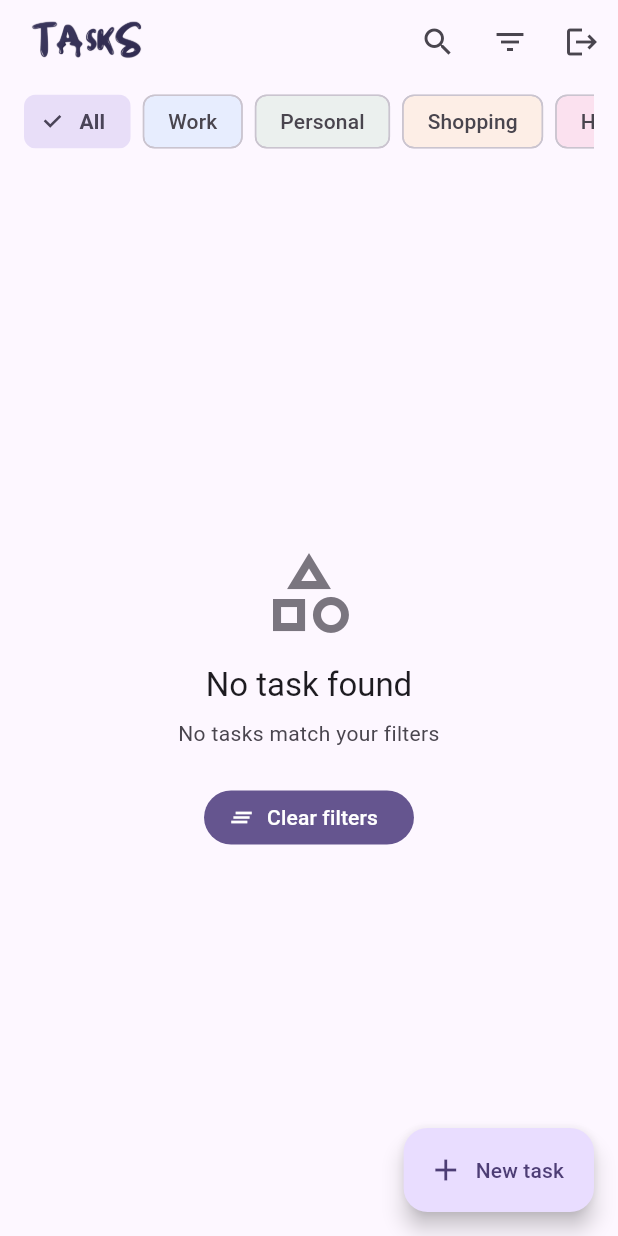
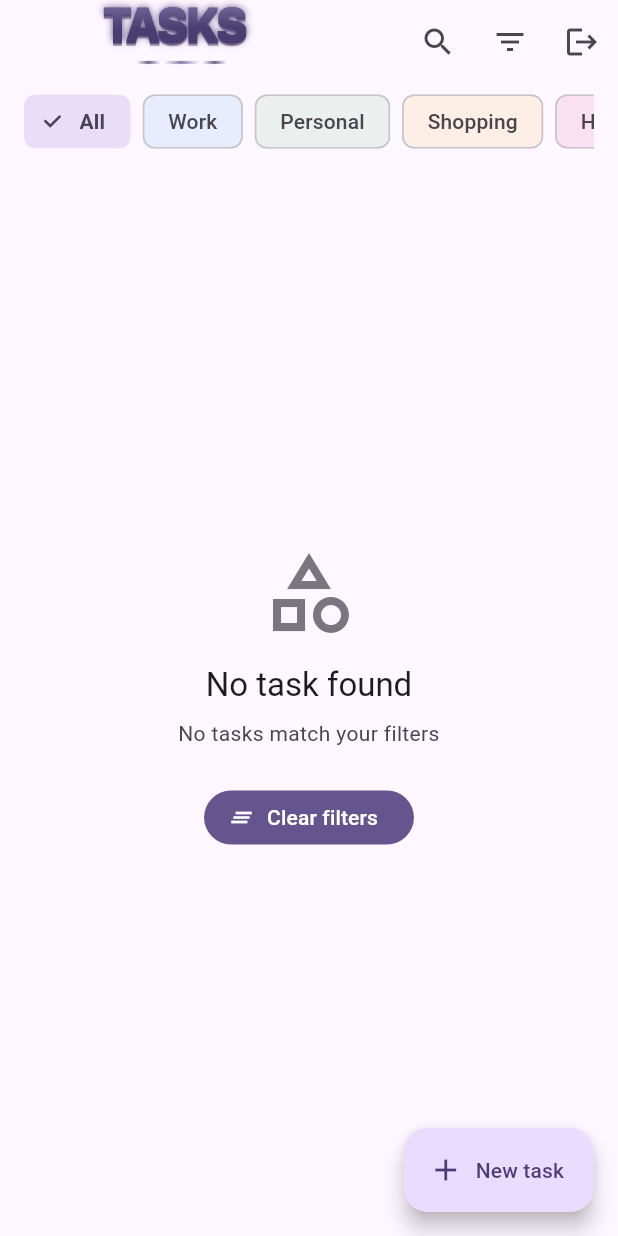
Before and after one commit to enstso/todoListFlutter, a Flutter app: the screen it shows once a user with an empty profile is signed in, on a phone screen of 412 x 824 dp. Run offline on Flutter 3.47's test engine with Material 3 defaults, Android fonts, the phone set to English and light mode, and no system bars; our stand-ins replace cloud_firestore, firebase_auth, firebase_core, firebase_storage, image_picker; accounts and stored records are empty; generated files the repository leaves out were written again.

Commit message:
Update logo asset and adjust height in tasks page for improved display

```diff
--- a/lib/ui/pages/tasks_page.dart
+++ b/lib/ui/pages/tasks_page.dart
@@ -48,7 +48,7 @@ class _TasksScaffold extends StatelessWidget {
         // Display the app logo instead of a text title
         title: Image.asset(
           'assets/logo.png',
-          height: 58,
+          height: 75,
         ),
         actions: [
           // Search button
```
Also changed, not shown: assets/logo.png.
